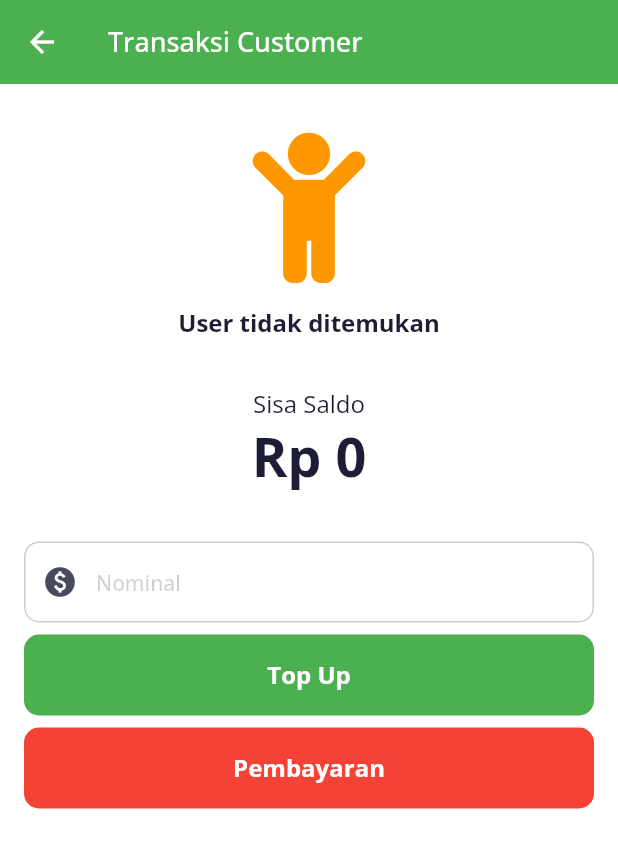
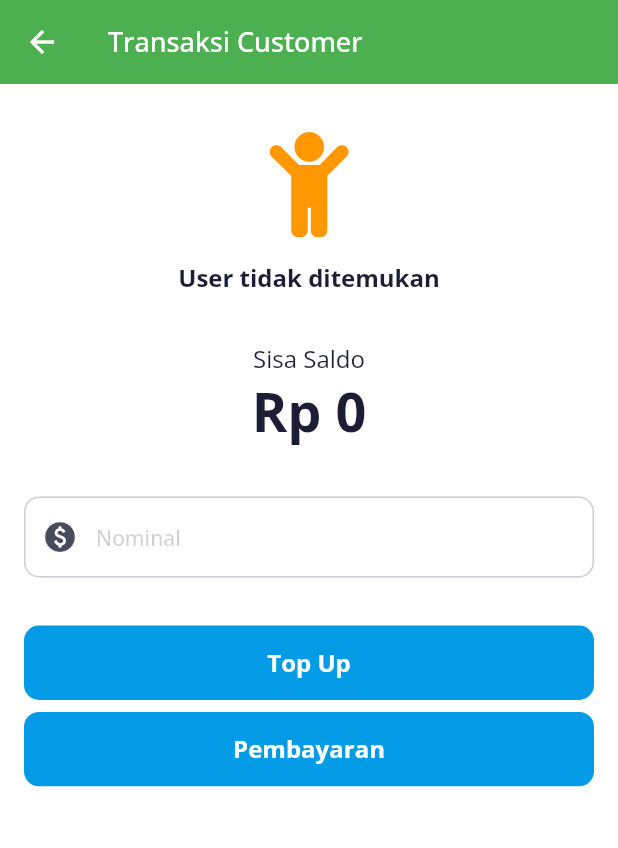
Before and after one commit to rhandypratama/quantum, a Flutter app: the Transaction screen opened by its route, on a phone screen of 412 x 824 dp. Shown: the top 848 px of the screen. Run offline on Flutter 3.47's test engine with Material 2 defaults, Android fonts, the phone set to English and light mode, and no system bars; our stand-ins replace cloud_firestore, equatable, firebase_auth, firebase_core, flutter_slidable, font_awesome_flutter and 5 more; missing offline and left inert: qr_code_scanner; accounts and stored records are empty; project files that could hold a hidden picture were left out.

```diff
--- a/lib/controller/auth_controller.dart
+++ b/lib/controller/auth_controller.dart
@@ -54,6 +54,9 @@ class AuthController extends GetxController {
   Future<void> signOut() async {
     try {
       auth.signOut();
+      emailController.text = "";
+      passwordController.text = "";
+      emailResetController.text = "";
     } catch (e) {
       showSnackbar('error', 'Terjadi kesalahan', e.toString());
     } finally {
--- a/lib/controller/transaction_controller.dart
+++ b/lib/controller/transaction_controller.dart
@@ -29,7 +29,7 @@ class TransactionController extends GetxController {
   @override
   void onClose() async {
     nominalController.dispose();
-    super.onInit();
+    super.onClose();
   }
 
   Future getUserInformation() async {
--- a/lib/ui/auth/component/header.dart
+++ b/lib/ui/auth/component/header.dart
@@ -20,7 +20,7 @@ class Header extends StatelessWidget {
           const SizedBox(height: kSpaceL),
           dText("Yuk ikutan, ada yang baru nih.",
             fontWeight: FontWeight.bold,
-            fontSize: 34,
+            fontSize: 24,
             color: Theme.of(Get.context!).bottomNavigationBarTheme.selectedItemColor!
           ),
           const SizedBox(height: kSpaceS),
--- a/lib/ui/auth/forgot_password_ui.dart
+++ b/lib/ui/auth/forgot_password_ui.dart
@@ -43,7 +43,7 @@ class ForgotPassword extends StatelessWidget {
                               const SizedBox(height: kSpaceL),
                               dText("Lupa passwordmu?",
                                 fontWeight: FontWeight.bold,
-                                fontSize: 34,
+                                fontSize: 30,
                                 color: Theme.of(Get.context!).bottomNavigationBarTheme.selectedItemColor!
                               ),
                               const SizedBox(height: kSpaceS),
@@ -80,7 +80,7 @@ class ForgotPassword extends StatelessWidget {
                         const FormVerticalSpace(),
                         TextButton(
                           onPressed: () => Get.back(),
-                          child: dText("Kembali ke halaman awal", color: Colors.blue[700])
+                          child: dText("Kembali ke halaman awal", color: Colors.blue[700], fontSize: 14)
                         )
                       ],
                     ),
--- a/lib/ui/auth/sign_in.dart
+++ b/lib/ui/auth/sign_in.dart
@@ -81,7 +81,7 @@ class SignInUI extends StatelessWidget {
                         const FormVerticalSpace(),
                         TextButton(
                           onPressed: () => Get.toNamed(RouteName.forgotPassword),
-                          child: dText("Sudah punya akun tapi lupa password?", color: Colors.blue[700])
+                          child: dText("Sudah punya akun tapi lupa password?", color: Colors.blue[700], fontSize: 14)
                         )
                       ],
                     ),
--- a/lib/ui/transaction/transaction_ui.dart
+++ b/lib/ui/transaction/transaction_ui.dart
@@ -59,7 +59,7 @@ class Header extends StatelessWidget {
         // crossAxisAlignment: CrossAxisAlignment.center,
         children: [
           const SizedBox(height: kSpaceM),
-          const FaIcon(FontAwesomeIcons.child, color: Colors.orange, size: 100,),
+          const FaIcon(FontAwesomeIcons.child, color: Colors.orange, size: 70,),
           const SizedBox(height: kSpaceM),
           transC.dataUser['email'] == ""
           ? dText("User tidak ditemukan", fontSize: 16, fontWeight: FontWeight.bold)
@@ -95,21 +95,14 @@ class Header extends StatelessWidget {
             onChanged: (_) {},
             onSaved: (value) => transC.nominalController.text = value!,
           ),
-          const SizedBox(height: kSpaceS),
+          const SizedBox(height: kSpaceL),
           Obx(() =>
             transC.loading.value
             ? buttonLoading()
-            : MaterialButton(
-                shape: const RoundedRectangleBorder(
-                  borderRadius: BorderRadius.all(Radius.circular(kRadiusS)),
-                  side: BorderSide.none
-                ),
-                padding: const EdgeInsets.all(kSpaceM),
-                color: Colors.green,
-                minWidth: double.infinity,
-                elevation: 0,
-                child: dText("Top Up", color: Colors.white, fontSize: 16, fontWeight: FontWeight.bold),
-                onPressed: () {
+            :
+            PrimaryButton(
+              text: "Top Up",
+              press: () {
                 transC.tipeTransaksi.value = 'top up';
                 Get.bottomSheet(
                   Confirmation(),
@@ -119,25 +112,40 @@ class Header extends StatelessWidget {
                   enableDrag: true,
                   isScrollControlled: true,
                 );
-                },
-                // child: dText(text, fontSize: 18, fontWeight: FontWeight.w600),
-              ),
-          ),
+              }
+            )),
+          //   MaterialButton(
+          //       shape: const RoundedRectangleBorder(
+          //         borderRadius: BorderRadius.all(Radius.circular(kRadiusS)),
+          //         side: BorderSide.none
+          //       ),
+          //       padding: const EdgeInsets.all(kSpaceM),
+          //       color: Colors.green,
+          //       minWidth: double.infinity,
+          //       elevation: 0,
+          //       child: dText("Top Up", color: Colors.white, fontSize: 16, fontWeight: FontWeight.bold),
+          //       onPressed: () {
+          //         transC.tipeTransaksi.value = 'top up';
+          //         Get.bottomSheet(
+          //           Confirmation(),
+          //           enterBottomSheetDuration: const Duration(milliseconds: 300),
+          //           barrierColor: Colors.black38,
+          //           isDismissible: true,
+          //           enableDrag: true,
+          //           isScrollControlled: true,
+          //         );
+          //       },
+          //       // child: dText(text, fontSize: 18, fontWeight: FontWeight.w600),
+          //     ),
+          // ),
           const SizedBox(height: kSpaceS),
           Obx(() =>
             transC.loading.value
             ? buttonLoading()
-            : MaterialButton(
-                shape: const RoundedRectangleBorder(
-                  borderRadius: BorderRadius.all(Radius.circular(kRadiusS)),
-                  side: BorderSide.none
-                ),
-                padding: const EdgeInsets.all(kSpaceM),
-                color: Colors.red,
-                minWidth: double.infinity,
-                elevation: 0,
-                child: dText("Pembayaran", color: Colors.white, fontSize: 16, fontWeight: FontWeight.bold),
-                onPressed: () {
+            :
+            PrimaryButton(
+              text: "Pembayaran",
+              press: () {
                 transC.tipeTransaksi.value = 'pembayaran';
                 Get.bottomSheet(
                   Confirmation(),
@@ -148,8 +156,30 @@ class Header extends StatelessWidget {
                   isScrollControlled: true,
                 );
               }
-                // child: dText(text, fontSize: 18, fontWeight: FontWeight.w600),
-              ),
+            )
+            // MaterialButton(
+            //     shape: const RoundedRectangleBorder(
+            //       borderRadius: BorderRadius.all(Radius.circular(kRadiusS)),
+            //       side: BorderSide.none
+            //     ),
+            //     padding: const EdgeInsets.all(kSpaceM),
+            //     color: Colors.red,
+            //     minWidth: double.infinity,
+            //     elevation: 0,
+            //     child: dText("Pembayaran", color: Colors.white, fontSize: 16, fontWeight: FontWeight.bold),
+            //     onPressed: () {
+            //       transC.tipeTransaksi.value = 'pembayaran';
+            //       Get.bottomSheet(
+            //         Confirmation(),
+            //         enterBottomSheetDuration: const Duration(milliseconds: 300),
+            //         barrierColor: Colors.black38,
+            //         isDismissible: true,
+            //         enableDrag: true,
+            //         isScrollControlled: true,
+            //       );
+            //     }
+            //     // child: dText(text, fontSize: 18, fontWeight: FontWeight.w600),
+            //   ),
           )
         ]
       ),
```
Also changed, not shown: lib/controller/landing_controller.dart (+22 -5 lines), lib/ui/landing/confirmation.dart (+17 -0 lines), lib/ui/landing/landing_ui.dart (+105 -46 lines), lib/ui/qrcode/qrcode_ui.dart (+8 -3 lines). Lines whose indentation alone changed are shown as unchanged.
